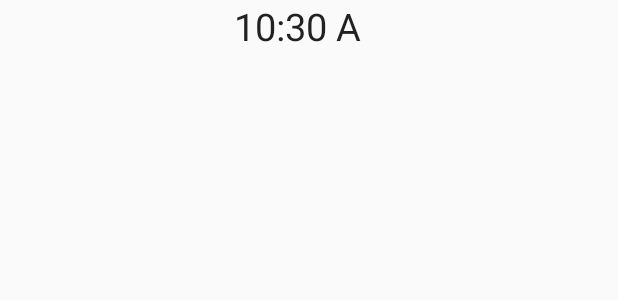
After one commit to izabella0120/WeatherAndroid, an Android app: the layout activity_main2.xml on its own in the app's theme, with its tools: preview values and no code run, on a phone screen of 412 x 824 dp. The commit adds this screen. Shown: the top 300 px of the screen. Run offline under Robolectric (Android 15) with nearby library versions, the phone set to English and light mode, and no system bars.

Commit message:
no message

```diff
--- a/MyWeatherApp/app/src/main/AndroidManifest.xml
+++ b/MyWeatherApp/app/src/main/AndroidManifest.xml
@@ -18,6 +18,7 @@
                 <category android:name="android.intent.category.LAUNCHER" />
             </intent-filter>
         </activity>
+        <activity android:name=".Main2Activity"></activity>
     </application>
 
 </manifest>
--- a/MyWeatherApp/app/src/main/java/com/example/izabe/myweatherapp/Adapter/WeatherAdapter.java
+++ b/MyWeatherApp/app/src/main/java/com/example/izabe/myweatherapp/Adapter/WeatherAdapter.java
@@ -71,6 +71,10 @@ public class WeatherAdapter extends RecyclerView.Adapter<WeatherAdapter.MyViewHo
 
 
 
+
+
+
+
     public class MyViewHolder extends RecyclerView.ViewHolder {
         public TextView mTittle;
         public TextView mContent;
--- /dev/null
+++ b/MyWeatherApp/app/src/main/res/layout/activity_main2.xml
@@ -0,0 +1,46 @@
+<?xml version="1.0" encoding="utf-8"?>
+<LinearLayout xmlns:android="http://schemas.android.com/apk/res/android"
+    android:layout_width="match_parent"
+    android:layout_height="match_parent"
+    android:orientation="vertical"
+    >
+
+
+    <TextClock
+        android:id="@+id/time"
+        android:layout_width="100dp"
+        android:layout_height="30dp"
+        android:textSize="25sp"
+        android:layout_gravity="center_horizontal"
+        android:layout_marginBottom="10dp"
+        />
+
+    <TextView
+        android:id="@+id/weather_icon2"
+        android:layout_width="100dp"
+        android:layout_height="50dp"
+        android:textSize="40sp"
+        android:layout_gravity="center_horizontal"
+        android:layout_marginBottom="10dp"
+        android:textAppearance="?android:attr/textAppearanceLarge" />
+    <TextView
+        android:id="@+id/city_title2"
+        android:layout_width="100dp"
+        android:layout_height="30dp"
+        android:textSize="25sp"
+        android:layout_gravity="center_horizontal"
+        android:layout_marginBottom="10dp"/>
+
+    <TextView
+        android:id="@+id/current_temperature_field2"
+        android:layout_width="100dp"
+        android:layout_height="30dp"
+        android:textSize="25sp"
+        android:layout_gravity="center_horizontal"
+        android:layout_marginBottom="10dp"/>
+
+
+
+
+
+</LinearLayout>
```
Also changed, not shown: MyWeatherApp/app/build.gradle (+4 -4 lines), MyWeatherApp/app/src/main/java/com/example/izabe/myweatherapp/Fragments/WeatherFragment.java (added, +37 -0 lines), MyWeatherApp/app/src/main/java/com/example/izabe/myweatherapp/MainActivity.java (+42 -18 lines), MyWeatherApp/app/src/main/res/layout/activity_main.xml (+6 -1 lines), MyWeatherApp/app/src/main/res/layout/article_layout.xml (+7 -2 lines), MyWeatherApp/app/src/main/res/layout/weather_fragment.xml (added, +12 -0 lines).
